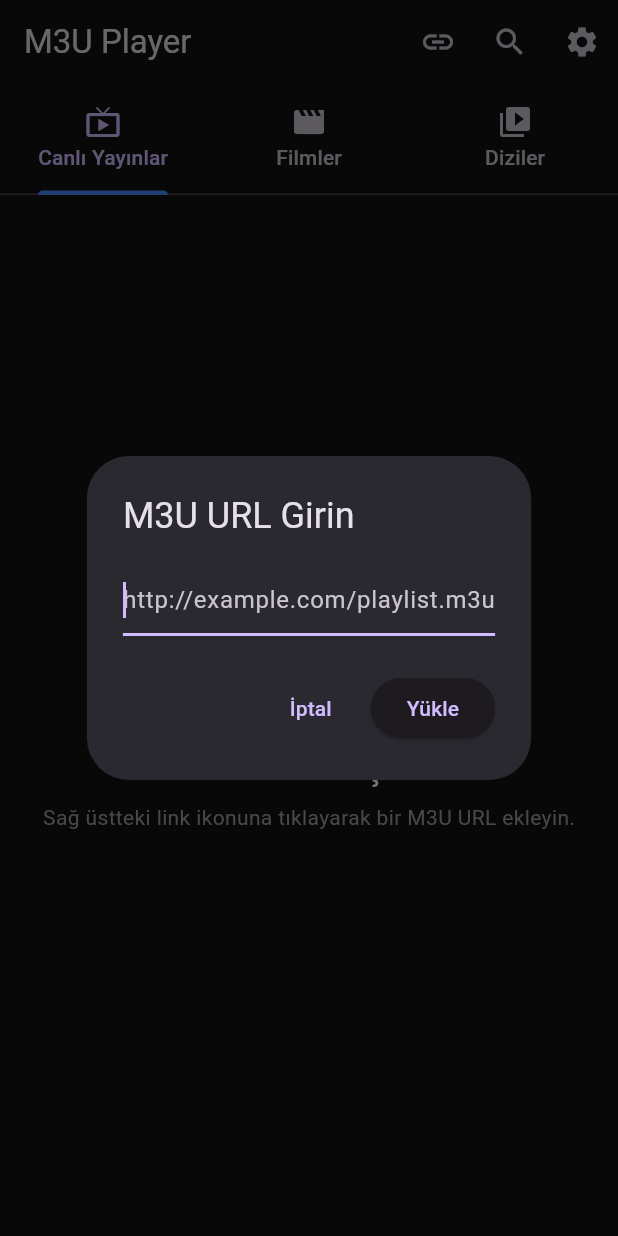
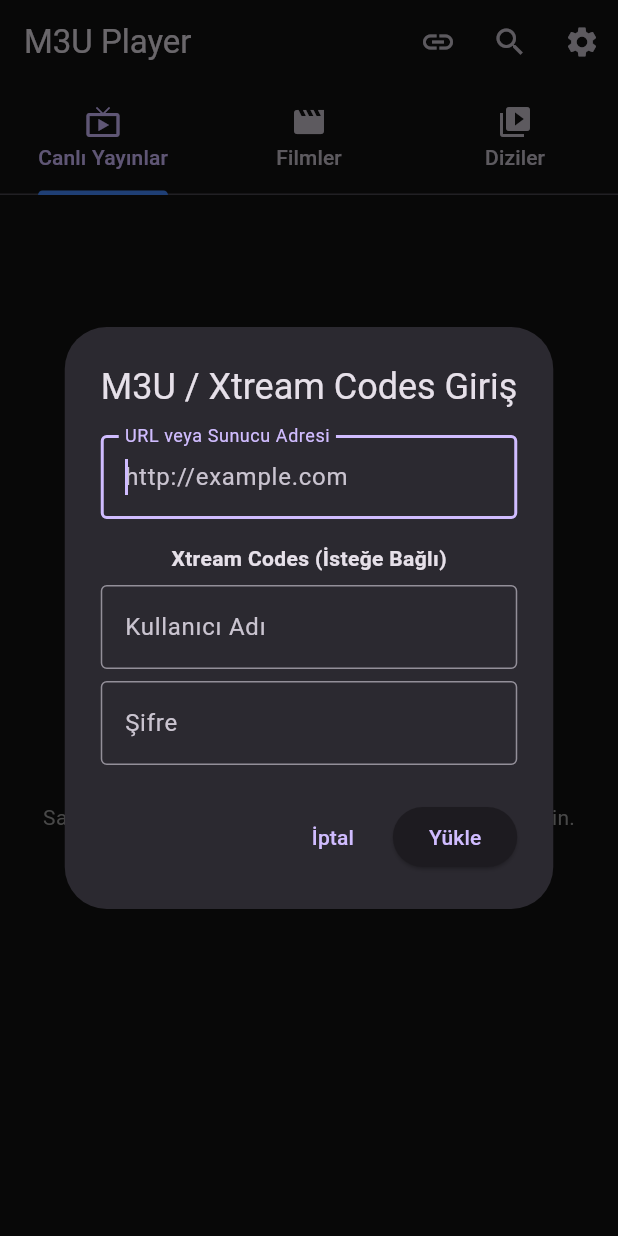
Before and after one commit to kudretakn/M3U-Player, a Flutter app: the screen it shows after launch, after a tap on the "link" icon, on a phone screen of 412 x 824 dp. Run offline on Flutter 3.47's test engine with Material 3 defaults, Android fonts, the light colour scheme and no system bars; our stand-ins replace chewie, video_player, wakelock_plus.

Commit message:
Xtream Codes giriş desteği eklendi

```diff
--- a/lib/screens/channel_list_screen.dart
+++ b/lib/screens/channel_list_screen.dart
@@ -2,6 +2,7 @@ import 'package:flutter/material.dart';
 import 'package:flutter/services.dart';
 import '../models/channel.dart';
 import '../repositories/m3u_repository.dart';
+import '../utils/url_utils.dart';
 import 'player_screen.dart';
 
 // Assuming ChannelCategory is defined in models/channel.dart or similar.
@@ -58,16 +59,49 @@ class _ChannelListScreenState extends State<ChannelListScreen> {
 
   void _showUrlDialog() {
     final TextEditingController urlController = TextEditingController();
+    final TextEditingController usernameController = TextEditingController();
+    final TextEditingController passwordController = TextEditingController();
+
     showDialog(
       context: context,
       builder: (context) {
         return AlertDialog(
-          title: const Text('M3U URL Girin'),
-          content: TextField(
-            controller: urlController,
-            decoration: const InputDecoration(
-                hintText: 'http://example.com/playlist.m3u'),
-            autofocus: true,
+          title: const Text('M3U / Xtream Codes Giriş'),
+          content: SingleChildScrollView(
+            child: Column(
+              mainAxisSize: MainAxisSize.min,
+              children: [
+                TextField(
+                  controller: urlController,
+                  decoration: const InputDecoration(
+                    labelText: 'URL veya Sunucu Adresi',
+                    hintText: 'http://example.com',
+                    border: OutlineInputBorder(),
+                  ),
+                  autofocus: true,
+                ),
+                const SizedBox(height: 16),
+                const Text('Xtream Codes (İsteğe Bağlı)',
+                    style: TextStyle(fontWeight: FontWeight.bold)),
+                const SizedBox(height: 8),
+                TextField(
+                  controller: usernameController,
+                  decoration: const InputDecoration(
+                    labelText: 'Kullanıcı Adı',
+                    border: OutlineInputBorder(),
+                  ),
+                ),
+                const SizedBox(height: 8),
+                TextField(
+                  controller: passwordController,
+                  decoration: const InputDecoration(
+                    labelText: 'Şifre',
+                    border: OutlineInputBorder(),
+                  ),
+                  obscureText: true,
+                ),
+              ],
+            ),
           ),
           actions: [
             TextButton(
@@ -77,8 +111,22 @@ class _ChannelListScreenState extends State<ChannelListScreen> {
             ElevatedButton(
               onPressed: () {
                 Navigator.pop(context);
-                if (urlController.text.isNotEmpty) {
-                  _loadChannels(urlController.text);
+                String url = urlController.text.trim();
+                final username = usernameController.text.trim();
+                final password = passwordController.text.trim();
+
+                if (url.isNotEmpty) {
+                  if (username.isNotEmpty && password.isNotEmpty) {
+                    final finalUrl = UrlUtils.constructXtreamUrl(
+                      host: url,
+                      username: username,
+                      password: password,
+                    );
+                    _loadChannels(finalUrl);
+                  } else {
+                    // Use URL as is
+                    _loadChannels(url);
+                  }
                 }
               },
               child: const Text('Yükle'),
--- /dev/null
+++ b/lib/utils/url_utils.dart
@@ -0,0 +1,20 @@
+class UrlUtils {
+  static String constructXtreamUrl({
+    required String host,
+    required String username,
+    required String password,
+  }) {
+    String url = host.trim();
+    final user = username.trim();
+    final pass = password.trim();
+
+    if (!url.startsWith('http://') && !url.startsWith('https://')) {
+      url = 'http://$url';
+    }
+    if (url.endsWith('/')) {
+      url = url.substring(0, url.length - 1);
+    }
+
+    return '$url/get.php?username=$user&password=$pass&type=m3u_plus&output=ts';
+  }
+}
```
Also changed, not shown: 1 other file.
